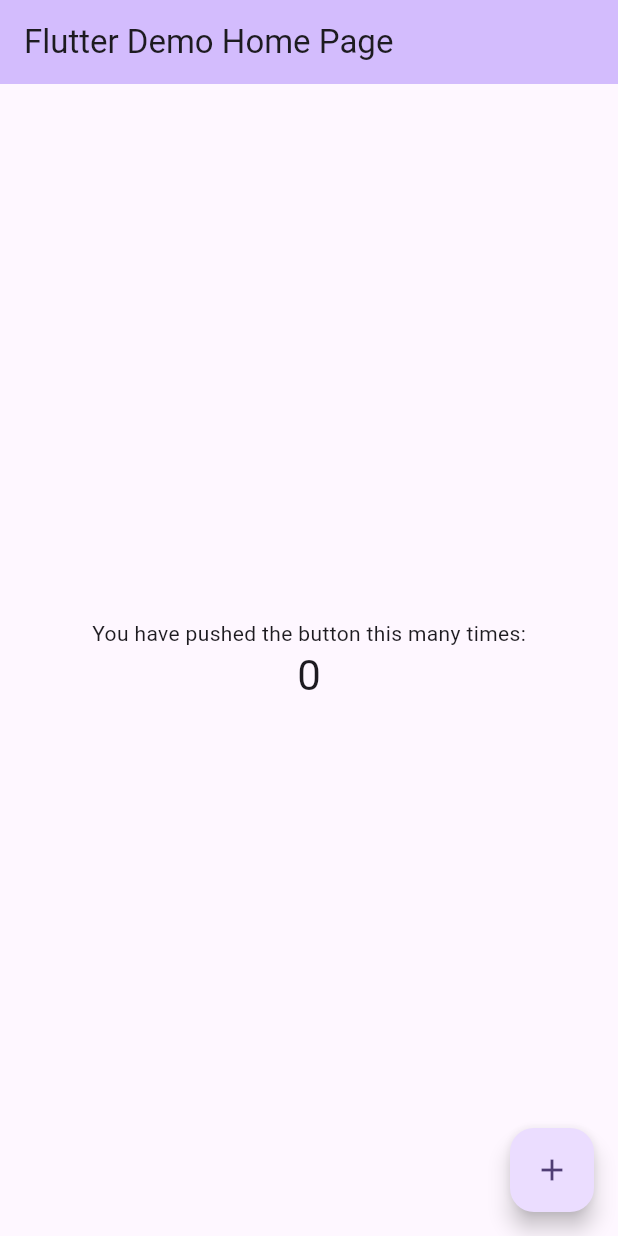
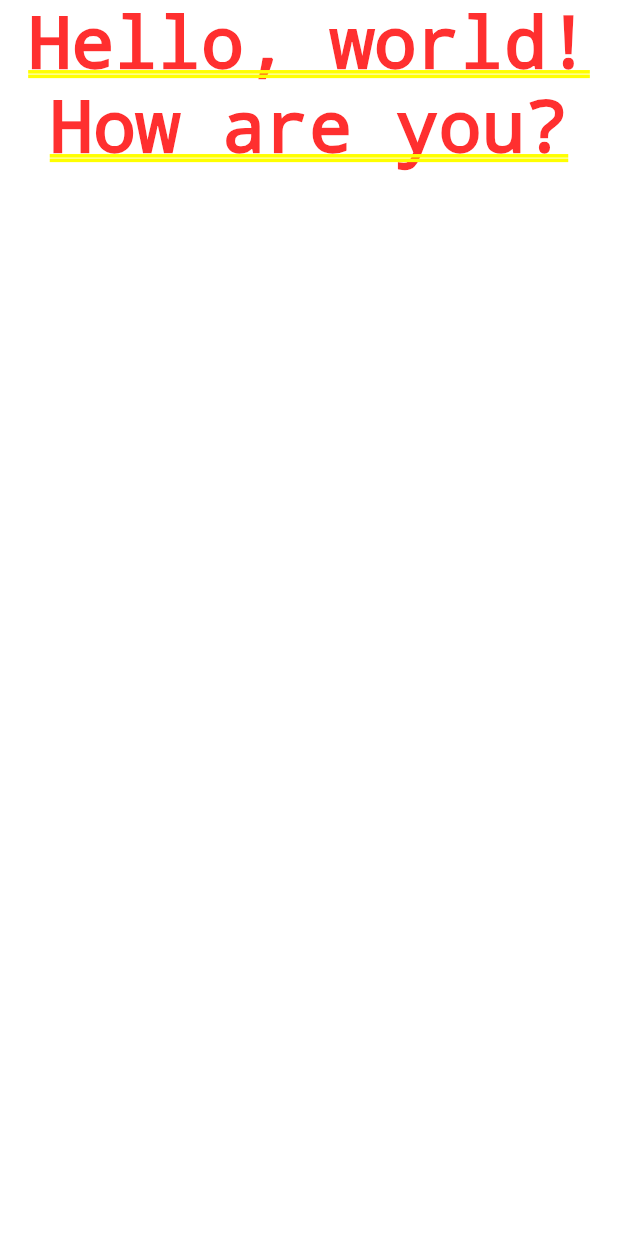
Before and after one commit to ThomPoppins/Flutter-Business-Card, a Flutter app: the screen it shows after launch, on a phone screen of 412 x 824 dp. Run offline on Flutter 3.47's test engine with Material 2 defaults, Android fonts, the phone set to English and light mode, and no system bars.

Commit message:
Add MyWidget widget and return a Column widget

```diff
--- a/lib/main.dart
+++ b/lib/main.dart
@@ -31,95 +31,19 @@ class MyApp extends StatelessWidget {
         colorScheme: ColorScheme.fromSeed(seedColor: Colors.deepPurple),
         useMaterial3: true,
       ),
-      home: const MyHomePage(title: 'Flutter Demo Home Page'),
+      home: MyWidget(),
     );
   }
 }
 
-class MyHomePage extends StatefulWidget {
-  const MyHomePage({super.key, required this.title});
-
-  // This widget is the home page of your application. It is stateful, meaning
-  // that it has a State object (defined below) that contains fields that affect
-  // how it looks.
-
-  // This class is the configuration for the state. It holds the values (in this
-  // case the title) provided by the parent (in this case the App widget) and
-  // used by the build method of the State. Fields in a Widget subclass are
-  // always marked "final".
-
-  final String title;
-
-  @override
-  State<MyHomePage> createState() => _MyHomePageState();
-}
-
-class _MyHomePageState extends State<MyHomePage> {
-  int _counter = 0;
-
-  void _incrementCounter() {
-    setState(() {
-      // This call to setState tells the Flutter framework that something has
-      // changed in this State, which causes it to rerun the build method below
-      // so that the display can reflect the updated values. If we changed
-      // _counter without calling setState(), then the build method would not be
-      // called again, and so nothing would appear to happen.
-      _counter++;
-    });
-  }
+class MyWidget extends StatelessWidget {
+  const MyWidget({super.key});
 
   @override
   Widget build(BuildContext context) {
-    // This method is rerun every time setState is called, for instance as done
-    // by the _incrementCounter method above.
-    //
-    // The Flutter framework has been optimized to make rerunning build methods
-    // fast, so that you can just rebuild anything that needs updating rather
-    // than having to individually change instances of widgets.
-    return Scaffold(
-      appBar: AppBar(
-        // TRY THIS: Try changing the color here to a specific color (to
-        // Colors.amber, perhaps?) and trigger a hot reload to see the AppBar
-        // change color while the other colors stay the same.
-        backgroundColor: Theme.of(context).colorScheme.inversePrimary,
-        // Here we take the value from the MyHomePage object that was created by
-        // the App.build method, and use it to set our appbar title.
-        title: Text(widget.title),
-      ),
-      body: Center(
-        // Center is a layout widget. It takes a single child and positions it
-        // in the middle of the parent.
-        child: Column(
-          // Column is also a layout widget. It takes a list of children and
-          // arranges them vertically. By default, it sizes itself to fit its
-          // children horizontally, and tries to be as tall as its parent.
-          //
-          // Column has various properties to control how it sizes itself and
-          // how it positions its children. Here we use mainAxisAlignment to
-          // center the children vertically; the main axis here is the vertical
-          // axis because Columns are vertical (the cross axis would be
-          // horizontal).
-          //
-          // TRY THIS: Invoke "debug painting" (choose the "Toggle Debug Paint"
-          // action in the IDE, or press "p" in the console), to see the
-          // wireframe for each widget.
-          mainAxisAlignment: MainAxisAlignment.center,
-          children: <Widget>[
-            const Text(
-              'You have pushed the button this many times:',
-            ),
-            Text(
-              '$_counter',
-              style: Theme.of(context).textTheme.headlineMedium,
-            ),
-          ],
-        ),
-      ),
-      floatingActionButton: FloatingActionButton(
-        onPressed: _incrementCounter,
-        tooltip: 'Increment',
-        child: const Icon(Icons.add),
-      ), // This trailing comma makes auto-formatting nicer for build methods.
-    );
+    return const Column(children: [
+      Text('Hello, world!'),
+      Text('How are you?'),
+    ]);
   }
 }
```
